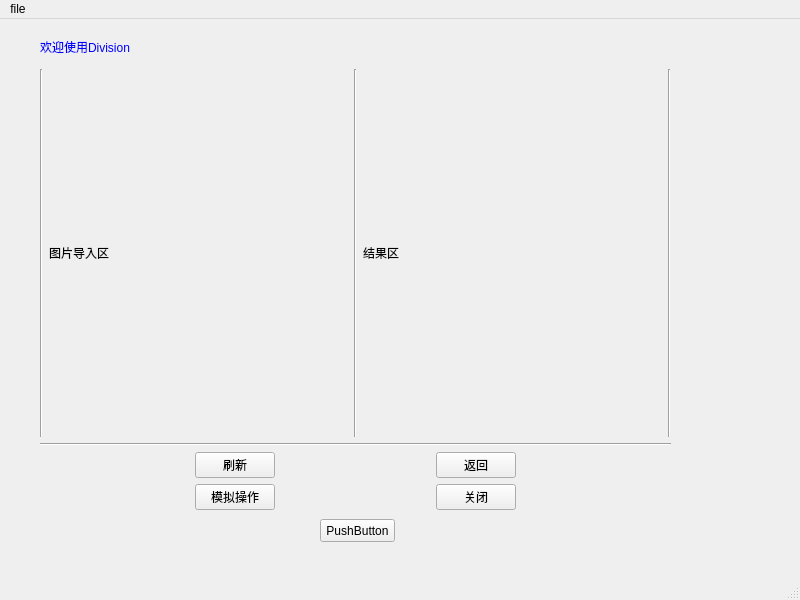
First picture: the form in all_ui/divide.ui, repository Four-Cobbler/TeamDeathmatch, before the edit.
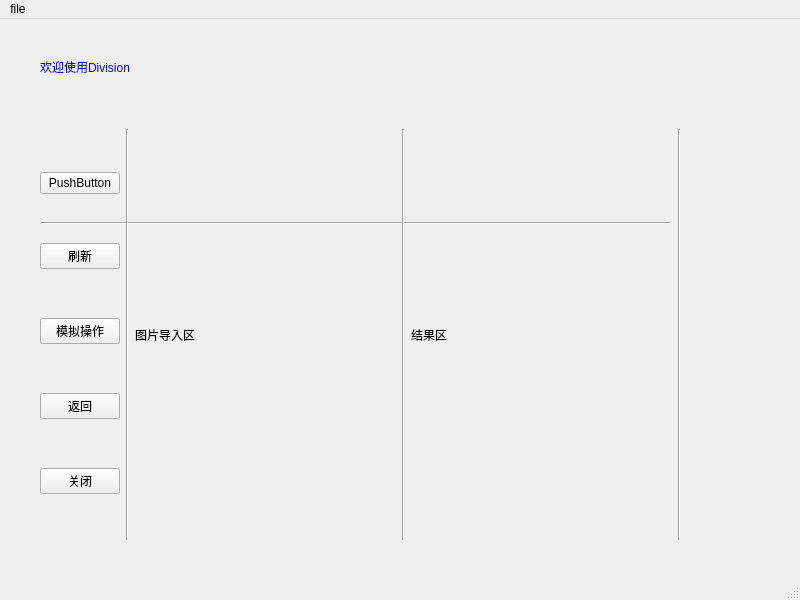
Second picture: the form after the edit.

```diff
--- a/all_ui/divide.ui
+++ b/all_ui/divide.ui
@@ -14,29 +14,131 @@
    <string>Division</string>
   </property>
   <widget class="QWidget" name="centralwidget">
-   <widget class="QPushButton" name="pushButton_4">
+   <widget class="QLabel" name="label">
     <property name="geometry">
      <rect>
-      <x>320</x>
-      <y>500</y>
-      <width>75</width>
-      <height>23</height>
+      <x>40</x>
+      <y>40</y>
+      <width>141</width>
+      <height>16</height>
      </rect>
     </property>
+    <property name="styleSheet">
+     <string notr="true">color: rgb(0, 0, 255);
+font: 10pt &quot;Adobe Devanagari&quot;;</string>
+    </property>
     <property name="text">
-     <string>PushButton</string>
+     <string>欢迎使用Division</string>
     </property>
    </widget>
-   <widget class="QWidget" name="layoutWidget">
+   <widget class="QLabel" name="label_2">
     <property name="geometry">
      <rect>
+      <x>370</x>
+      <y>30</y>
+      <width>211</width>
+      <height>20</height>
+     </rect>
+    </property>
+    <property name="text">
+     <string/>
+    </property>
+   </widget>
+   <widget class="Line" name="line_4">
+    <property name="geometry">
+     <rect>
+      <x>41</x>
+      <y>196</y>
+      <width>629</width>
+      <height>16</height>
+     </rect>
+    </property>
+    <property name="orientation">
+     <enum>Qt::Horizontal</enum>
+    </property>
+   </widget>
+   <widget class="QWidget" name="">
+    <property name="geometry">
+     <rect>
       <x>40</x>
-      <y>50</y>
-      <width>631</width>
-      <height>441</height>
+      <y>110</y>
+      <width>641</width>
+      <height>411</height>
      </rect>
     </property>
-    <layout class="QVBoxLayout" name="verticalLayout">
+    <layout class="QHBoxLayout" name="horizontalLayout_2">
+     <item>
+      <layout class="QVBoxLayout" name="verticalLayout">
+       <item>
+        <widget class="QPushButton" name="pushButton_4">
+         <property name="sizePolicy">
+          <sizepolicy hsizetype="Fixed" vsizetype="Fixed">
+           <horstretch>0</horstretch>
+           <verstretch>0</verstretch>
+          </sizepolicy>
+         </property>
+         <property name="text">
+          <string>PushButton</string>
+         </property>
+        </widget>
+       </item>
+       <item>
+        <widget class="QPushButton" name="pushButton_5">
+         <property name="sizePolicy">
+          <sizepolicy hsizetype="Fixed" vsizetype="Fixed">
+           <horstretch>0</horstretch>
+           <verstretch>0</verstretch>
+          </sizepolicy>
+         </property>
+         <property name="text">
+          <string>刷新</string>
+         </property>
+        </widget>
+       </item>
+       <item>
+        <widget class="QPushButton" name="pushButton_3">
+         <property name="enabled">
+          <bool>true</bool>
+         </property>
+         <property name="sizePolicy">
+          <sizepolicy hsizetype="Fixed" vsizetype="Fixed">
+           <horstretch>0</horstretch>
+           <verstretch>0</verstretch>
+          </sizepolicy>
+         </property>
+         <property name="text">
+          <string>模拟操作</string>
+         </property>
+        </widget>
+       </item>
+       <item>
+        <widget class="QPushButton" name="pushButton">
+         <property name="sizePolicy">
+          <sizepolicy hsizetype="Fixed" vsizetype="Fixed">
+           <horstretch>0</horstretch>
+           <verstretch>0</verstretch>
+          </sizepolicy>
+         </property>
+         <property name="text">
+          <string>返回</string>
+         </property>
+        </widget>
+       </item>
+       <item>
+        <widget class="QPushButton" name="pushButton_2">
+         <property name="sizePolicy">
+          <sizepolicy hsizetype="Fixed" vsizetype="Fixed">
+           <horstretch>0</horstretch>
+           <verstretch>0</verstretch>
+          </sizepolicy>
+         </property>
+         <property name="text">
+          <string>关闭</string>
+         </property>
+        </widget>
+       </item>
+      </layout>
+     </item>
      <item>
       <layout class="QHBoxLayout" name="horizontalLayout">
        <item>
@@ -83,108 +185,8 @@
        </item>
       </layout>
      </item>
-     <item>
-      <widget class="Line" name="line_4">
-       <property name="orientation">
-        <enum>Qt::Horizontal</enum>
-       </property>
-      </widget>
-     </item>
-     <item>
-      <layout class="QHBoxLayout" name="horizontalLayout_2">
-       <item>
-        <widget class="QPushButton" name="pushButton_5">
-         <property name="sizePolicy">
-          <sizepolicy hsizetype="Fixed" vsizetype="Fixed">
-           <horstretch>0</horstretch>
-           <verstretch>0</verstretch>
-          </sizepolicy>
-         </property>
-         <property name="text">
-          <string>刷新</string>
-         </property>
-        </widget>
-       </item>
-       <item>
-        <widget class="QPushButton" name="pushButton">
-         <property name="sizePolicy">
-          <sizepolicy hsizetype="Fixed" vsizetype="Fixed">
-           <horstretch>0</horstretch>
-           <verstretch>0</verstretch>
-          </sizepolicy>
-         </property>
-         <property name="text">
-          <string>返回</string>
-         </property>
-        </widget>
-       </item>
-      </layout>
-     </item>
-     <item>
-      <layout class="QHBoxLayout" name="horizontalLayout_3">
-       <item>
-        <widget class="QPushButton" name="pushButton_3">
-         <property name="enabled">
-          <bool>true</bool>
-         </property>
-         <property name="sizePolicy">
-          <sizepolicy hsizetype="Fixed" vsizetype="Fixed">
-           <horstretch>0</horstretch>
-           <verstretch>0</verstretch>
-          </sizepolicy>
-         </property>
-         <property name="text">
-          <string>模拟操作</string>
-         </property>
-        </widget>
-       </item>
-       <item>
-        <widget class="QPushButton" name="pushButton_2">
-         <property name="sizePolicy">
-          <sizepolicy hsizetype="Fixed" vsizetype="Fixed">
-           <horstretch>0</horstretch>
-           <verstretch>0</verstretch>
-          </sizepolicy>
-         </property>
-         <property name="text">
-          <string>关闭</string>
-         </property>
-        </widget>
-       </item>
-      </layout>
-     </item>
     </layout>
    </widget>
-   <widget class="QLabel" name="label">
-    <property name="geometry">
-     <rect>
-      <x>40</x>
-      <y>20</y>
-      <width>141</width>
-      <height>16</height>
-     </rect>
-    </property>
-    <property name="styleSheet">
-     <string notr="true">color: rgb(0, 0, 255);
-font: 10pt &quot;Adobe Devanagari&quot;;</string>
-    </property>
-    <property name="text">
-     <string>欢迎使用Division</string>
-    </property>
-   </widget>
-   <widget class="QLabel" name="label_2">
-    <property name="geometry">
-     <rect>
-      <x>360</x>
-      <y>20</y>
-      <width>221</width>
-      <height>21</height>
-     </rect>
-    </property>
-    <property name="text">
-     <string/>
-    </property>
-   </widget>
   </widget>
   <widget class="QMenuBar" name="menubar">
    <property name="geometry">
```
